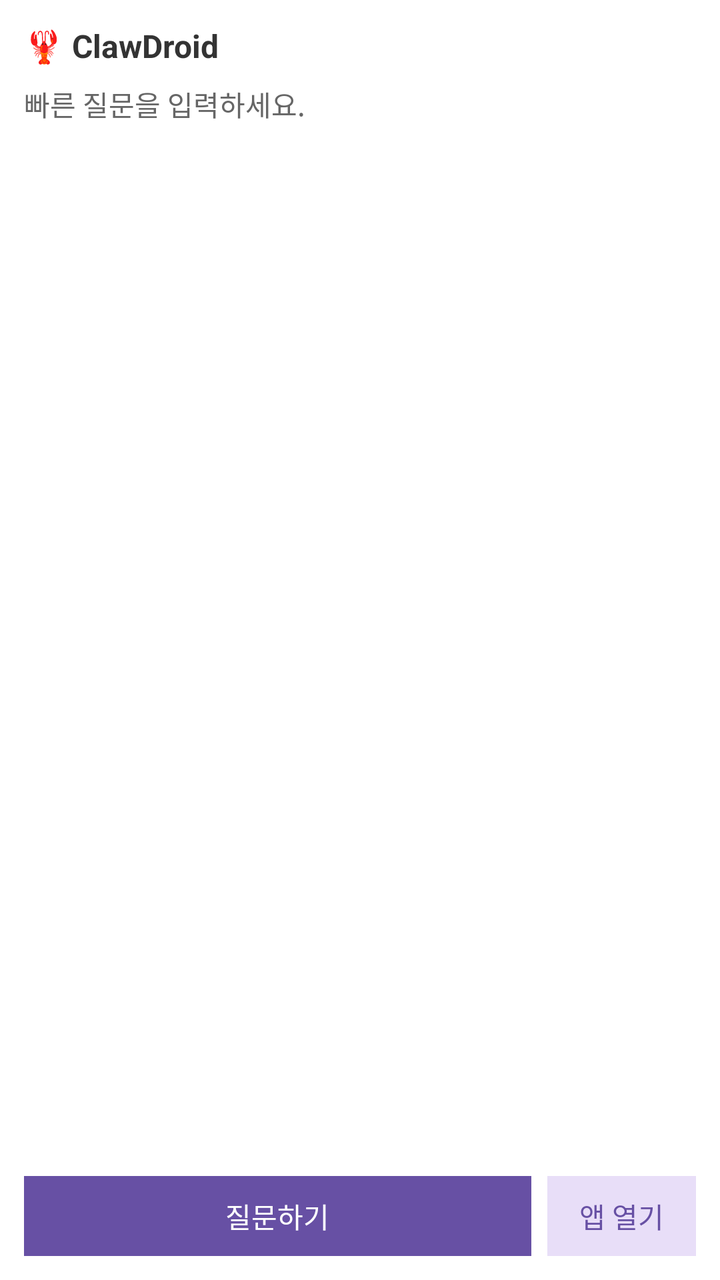
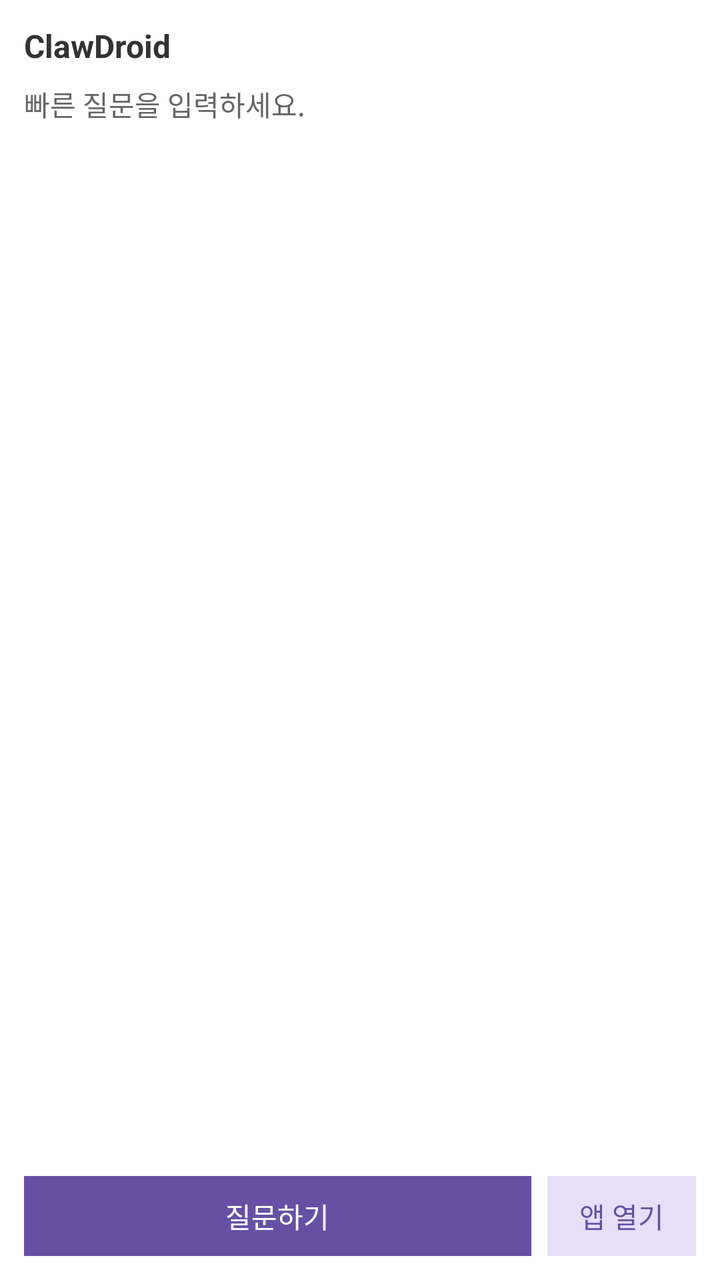

The first picture is an Android layout as it rendered before a commit; the second is the same layout after the commit. The layout source and the unified diff follow.
<!-- AndroidManifest.xml: application theme Theme.ClawDroid -->
<!-- res/layout/widget_quick_ask.xml -->
<?xml version="1.0" encoding="utf-8"?>
<LinearLayout xmlns:android="http://schemas.android.com/apk/res/android"
    android:layout_width="match_parent"
    android:layout_height="match_parent"
    android:orientation="vertical"
    android:background="@android:color/white"
    android:padding="12dp">

    <TextView
        android:id="@+id/tvWidgetTitle"
        android:layout_width="match_parent"
        android:layout_height="wrap_content"
        android:text="🦞 ClawDroid"
        android:textSize="16sp"
        android:textStyle="bold"
        android:textColor="#333333" />

    <TextView
        android:id="@+id/tvWidgetResponse"
        android:layout_width="match_parent"
        android:layout_height="0dp"
        android:layout_weight="1"
        android:layout_marginTop="8dp"
        android:text="빠른 질문을 입력하세요."
        android:textSize="14sp"
        android:textColor="#666666"
        android:maxLines="6"
        android:ellipsize="end" />

    <LinearLayout
        android:layout_width="match_parent"
        android:layout_height="wrap_content"
        android:layout_marginTop="8dp"
        android:orientation="horizontal">

        <TextView
            android:id="@+id/btnWidgetAsk"
            android:layout_width="0dp"
            android:layout_height="40dp"
            android:layout_weight="1"
            android:background="#6750A4"
            android:gravity="center"
            android:text="질문하기"
            android:textColor="@android:color/white"
            android:textSize="14sp" />

        <TextView
            android:id="@+id/btnWidgetOpen"
            android:layout_width="wrap_content"
            android:layout_height="40dp"
            android:layout_marginStart="8dp"
            android:paddingHorizontal="16dp"
            android:background="#E8DEF8"
            android:gravity="center"
            android:text="앱 열기"
            android:textColor="#6750A4"
            android:textSize="14sp" />

    </LinearLayout>

</LinearLayout>
<!-- resources referenced by this layout -->
<resources>
  <style name="Theme.ClawDroid" parent="Theme.Material3.Light.NoActionBar">
          
          <item name="colorPrimary">@color/purple_primary</item>
          <item name="colorPrimaryContainer">@color/purple_primary_variant</item>
          <item name="colorOnPrimary">@color/purple_on_primary</item>
          <item name="colorOnPrimaryContainer">#E0D2FF</item>
  
          
          <item name="colorSecondary">#625B71</item>
          <item name="colorSecondaryContainer">#E8DEF9</item>
          <item name="colorOnSecondary">@color/purple_on_primary</item>
          <item name="colorOnSecondaryContainer">#686177</item>
  
          
          <item name="colorTertiary">#633B48</item>
          <item name="colorTertiaryContainer">#7D5260</item>
          <item name="colorOnTertiary">@color/purple_on_primary</item>
          <item name="colorOnTertiaryContainer">#FFCBDA</item>
  
          
          <item name="colorError">#BA1A1A</item>
          <item name="colorErrorContainer">#FFDAD6</item>
          <item name="colorOnError">@color/purple_on_primary</item>
          <item name="colorOnErrorContainer">#93000A</item>
  
          
          <item name="colorSurface">#FEF7FF</item>
          <item name="colorSurfaceVariant">#E7E0E8</item>
          <item name="colorOnSurface">#1D1B20</item>
          <item name="colorOnSurfaceVariant">#494551</item>
          <item name="android:colorBackground">@color/background</item>
          <item name="colorOnBackground">#1D1B20</item>
          <item name="colorSurfaceContainerLowest">#FFFFFF</item>
          <item name="colorSurfaceContainerLow">#F8F1F9</item>
          <item name="colorSurfaceContainer">#F2ECF4</item>
          <item name="colorSurfaceContainerHigh">#EDE6EE</item>
          <item name="colorSurfaceContainerHighest">#E7E0E8</item>
  
          
          <item name="colorOutline">#7A7582</item>
          <item name="colorOutlineVariant">#CBC4D2</item>
  
          
          <item name="colorSurfaceInverse">#322F35</item>
          <item name="colorOnSurfaceInverse">#F5EFF6</item>
          <item name="colorPrimaryInverse">#CFBCFF</item>
  
          
          <item name="android:statusBarColor">@color/background</item>
          <item name="android:navigationBarColor">#FEF7FF</item>
          <item name="android:windowLightStatusBar">true</item>
  
          
          <item name="shapeAppearanceSmallComponent">@style/Shape.ClawDroid.Small</item>
          <item name="shapeAppearanceMediumComponent">@style/Shape.ClawDroid.Medium</item>
          <item name="shapeAppearanceLargeComponent">@style/Shape.ClawDroid.Large</item>
      </style>
  <color name="purple_primary">#4F378A</color>
  <color name="purple_primary_variant">#6750A4</color>
  <color name="purple_on_primary">#FFFFFF</color>
  <color name="background">#FEF7FF</color>
  <style name="Shape.ClawDroid.Small" parent="ShapeAppearance.Material3.SmallComponent">
          <item name="cornerSize">8dp</item>
      </style>
  <style name="Shape.ClawDroid.Medium" parent="ShapeAppearance.Material3.MediumComponent">
          <item name="cornerSize">12dp</item>
      </style>
  <style name="Shape.ClawDroid.Large" parent="ShapeAppearance.Material3.LargeComponent">
          <item name="cornerSize">24dp</item>
      </style>
</resources>

<!-- the commit's change to res/layout/widget_quick_ask.xml (unified diff, before → after) -->
@@ -10,7 +10,7 @@
         android:id="@+id/tvWidgetTitle"
         android:layout_width="match_parent"
         android:layout_height="wrap_content"
-        android:text="🦞 ClawDroid"
+        android:text="@string/widget_title"
         android:textSize="16sp"
         android:textStyle="bold"
         android:textColor="#333333" />
@@ -21,7 +21,7 @@
         android:layout_height="0dp"
         android:layout_weight="1"
         android:layout_marginTop="8dp"
-        android:text="빠른 질문을 입력하세요."
+        android:text="@string/widget_prompt"
         android:textSize="14sp"
         android:textColor="#666666"
         android:maxLines="6"
@@ -40,7 +40,7 @@
             android:layout_weight="1"
             android:background="#6750A4"
             android:gravity="center"
-            android:text="질문하기"
+            android:text="@string/widget_ask"
             android:textColor="@android:color/white"
             android:textSize="14sp" />
 
@@ -52,7 +52,7 @@
             android:paddingHorizontal="16dp"
             android:background="#E8DEF8"
             android:gravity="center"
-            android:text="앱 열기"
+            android:text="@string/widget_open_app"
             android:textColor="#6750A4"
             android:textSize="14sp" />
 
<!-- resource entries referenced after the edit -->
@@ -1,5 +1,9 @@
 <!-- resources referenced by this layout -->
 <resources>
+  <string name="widget_ask">질문하기</string>
+  <string name="widget_open_app">앱 열기</string>
+  <string name="widget_prompt">빠른 질문을 입력하세요.</string>
+  <string name="widget_title">ClawDroid</string>
   <style name="Theme.ClawDroid" parent="Theme.Material3.Light.NoActionBar">
           
           <item name="colorPrimary">@color/purple_primary</item>
@@ -49,8 +53,9 @@
   
           
           <item name="android:statusBarColor">@color/background</item>
-          <item name="android:navigationBarColor">#FEF7FF</item>
+          <item name="android:navigationBarColor">@color/md_primary_container</item>
           <item name="android:windowLightStatusBar">true</item>
+          <item name="android:windowLightNavigationBar">false</item>
   
           
           <item name="shapeAppearanceSmallComponent">@style/Shape.ClawDroid.Small</item>
@@ -61,6 +66,7 @@
   <color name="purple_primary_variant">#6750A4</color>
   <color name="purple_on_primary">#FFFFFF</color>
   <color name="background">#FEF7FF</color>
+  <color name="md_primary_container">#6750A4</color>
   <style name="Shape.ClawDroid.Small" parent="ShapeAppearance.Material3.SmallComponent">
           <item name="cornerSize">8dp</item>
       </style>
